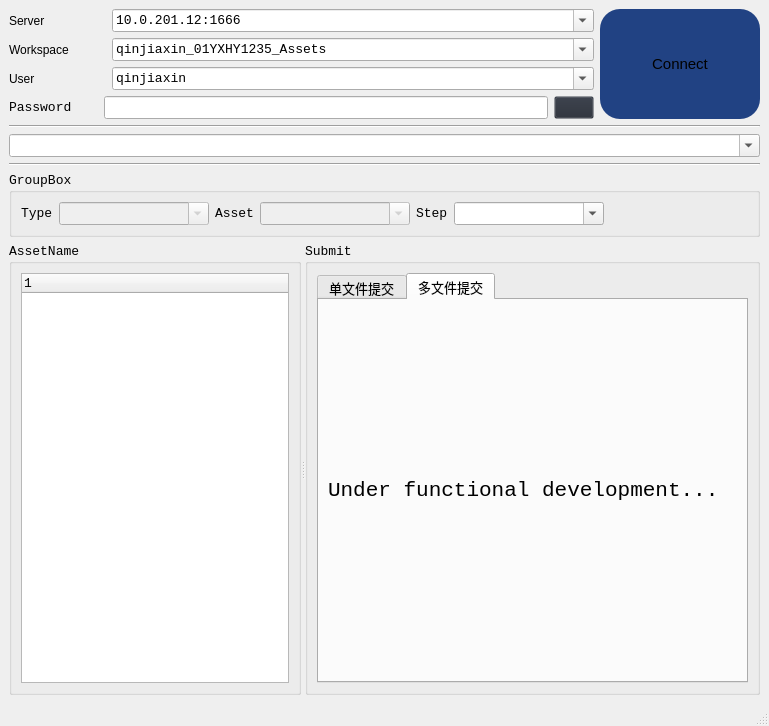
This is AssetBrowser/main.ui in 785415581/P4V_Submit as Qt 5 draws it before an edit. The edited form follows.
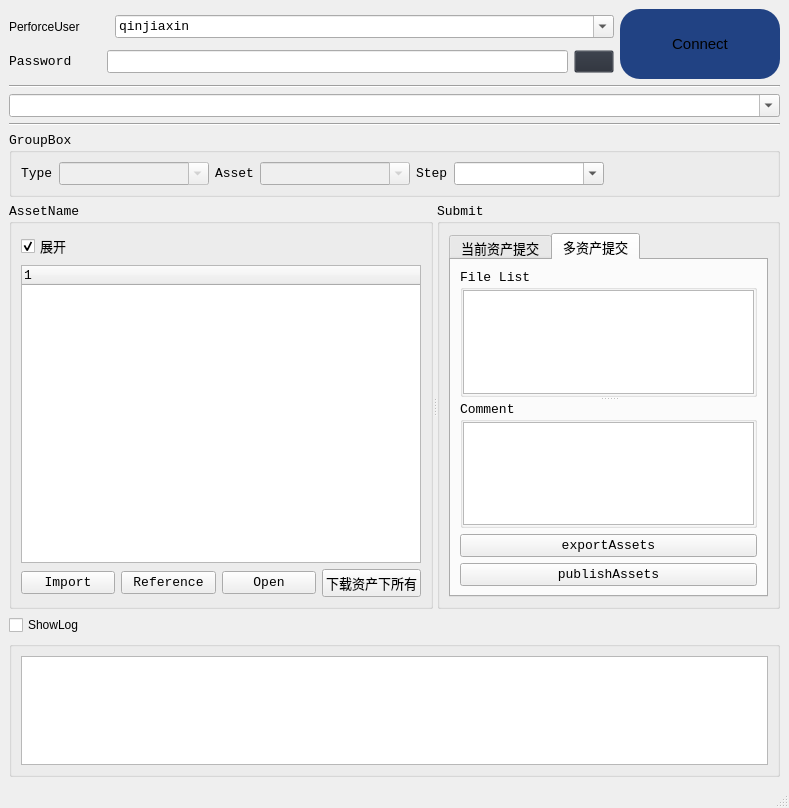
This is the edited form. The open tabs and pages were chosen to show the change. Icons and pictures are not drawn.

Commit message: update: update import function.

Patch:
```diff
--- a/AssetBrowser/main.ui
+++ b/AssetBrowser/main.ui
@@ -6,8 +6,8 @@
    <rect>
     <x>0</x>
     <y>0</y>
-    <width>769</width>
-    <height>726</height>
+    <width>789</width>
+    <height>808</height>
    </rect>
   </property>
   <property name="windowTitle">
@@ -17,79 +17,11 @@
    <property name="styleSheet">
     <string notr="true"/>
    </property>
-   <layout class="QVBoxLayout" name="verticalLayout_7" stretch="0,0,0,0,0,5">
+   <layout class="QVBoxLayout" name="verticalLayout_11" stretch="0,0,0,0,0,5,2">
     <item>
-     <layout class="QHBoxLayout" name="horizontalLayout_7">
+     <layout class="QHBoxLayout" name="horizontalLayout">
       <item>
        <layout class="QVBoxLayout" name="verticalLayout_3">
-        <item>
-         <layout class="QHBoxLayout" name="horizontalLayout" stretch="1,5">
-          <item>
-           <widget class="QLabel" name="label">
-            <property name="font">
-             <font>
-              <family>Microsoft JhengHei UI</family>
-             </font>
-            </property>
-            <property name="text">
-             <string>Server</string>
-            </property>
-           </widget>
-          </item>
-          <item>
-           <widget class="QComboBox" name="serverLn">
-            <property name="font">
-             <font>
-              <family>Consolas</family>
-              <pointsize>10</pointsize>
-             </font>
-            </property>
-            <property name="editable">
-             <bool>true</bool>
-            </property>
-            <item>
-             <property name="text">
-              <string>10.0.201.12:1666</string>
-             </property>
-            </item>
-           </widget>
-          </item>
-         </layout>
-        </item>
-        <item>
-         <layout class="QHBoxLayout" name="horizontalLayout_2" stretch="1,5">
-          <item>
-           <widget class="QLabel" name="label_2">
-            <property name="font">
-             <font>
-              <family>Microsoft JhengHei UI</family>
-             </font>
-            </property>
-            <property name="text">
-             <string>Workspace</string>
-            </property>
-           </widget>
-          </item>
-          <item>
-           <widget class="QComboBox" name="workLn">
-            <property name="font">
-             <font>
-              <family>Consolas</family>
-              <pointsize>10</pointsize>
-             </font>
-            </property>
-            <property name="editable">
-             <bool>true</bool>
-            </property>
-            <item>
-             <property name="text">
-              <string>qinjiaxin_01YXHY1235_Assets</string>
-             </property>
-            </item>
-           </widget>
-          </item>
-         </layout>
-        </item>
         <item>
          <layout class="QHBoxLayout" name="horizontalLayout_3" stretch="1,5">
           <item>
@@ -100,7 +32,7 @@
              </font>
             </property>
             <property name="text">
-             <string>User</string>
+             <string>PerforceUser</string>
             </property>
            </widget>
           </item>
@@ -201,7 +133,7 @@
         <property name="minimumSize">
          <size>
           <width>160</width>
-          <height>110</height>
+          <height>70</height>
          </size>
         </property>
         <property name="cursor">
@@ -394,18 +326,6 @@
     </item>
     <item>
      <widget class="QSplitter" name="splitter">
-      <property name="sizePolicy">
-       <sizepolicy hsizetype="Expanding" vsizetype="Preferred">
-        <horstretch>3</horstretch>
-        <verstretch>0</verstretch>
-       </sizepolicy>
-      </property>
-      <property name="minimumSize">
-       <size>
-        <width>100</width>
-        <height>0</height>
-       </size>
-      </property>
       <property name="orientation">
        <enum>Qt::Horizontal</enum>
       </property>
@@ -422,7 +342,17 @@
        <property name="title">
         <string>AssetName</string>
        </property>
-       <layout class="QVBoxLayout" name="verticalLayout">
+       <layout class="QVBoxLayout" name="verticalLayout_10">
+        <item>
+         <widget class="QCheckBox" name="extend">
+          <property name="text">
+           <string>展开</string>
+          </property>
+          <property name="checked">
+           <bool>true</bool>
+          </property>
+         </widget>
+        </item>
         <item>
          <widget class="QTreeWidget" name="workTree">
           <property name="styleSheet">
@@ -441,13 +371,40 @@
           <property name="selectionMode">
            <enum>QAbstractItemView::ExtendedSelection</enum>
           </property>
-          <column>
-           <property name="text">
-            <string notr="true">1</string>
-           </property>
-          </column>
          </widget>
         </item>
+        <item>
+         <layout class="QHBoxLayout" name="horizontalLayout_2">
+          <item>
+           <widget class="QPushButton" name="import_select_button">
+            <property name="text">
+             <string>Import</string>
+            </property>
+           </widget>
+          </item>
+          <item>
+           <widget class="QPushButton" name="reference_select_button">
+            <property name="text">
+             <string>Reference</string>
+            </property>
+           </widget>
+          </item>
+          <item>
+           <widget class="QPushButton" name="open_select_button">
+            <property name="text">
+             <string>Open</string>
+            </property>
+           </widget>
+          </item>
+          <item>
+           <widget class="QPushButton" name="down_asset_button">
+            <property name="text">
+             <string>下载资产下所有</string>
+            </property>
+           </widget>
+          </item>
+         </layout>
+        </item>
        </layout>
       </widget>
       <widget class="QGroupBox" name="groupBox_2">
@@ -471,7 +428,7 @@
           </property>
           <widget class="QWidget" name="tab">
            <attribute name="title">
-            <string>单文件提交</string>
+            <string>当前资产提交</string>
            </attribute>
            <layout class="QVBoxLayout" name="verticalLayout_5">
             <item>
@@ -539,20 +496,78 @@
           </widget>
           <widget class="QWidget" name="tab_2">
            <attribute name="title">
-            <string>多文件提交</string>
+            <string>多资产提交</string>
            </attribute>
            <layout class="QGridLayout" name="gridLayout">
+            <item row="1" column="0">
+             <widget class="QPushButton" name="exportBtn_assets">
+              <property name="cursor">
+               <cursorShape>PointingHandCursor</cursorShape>
+              </property>
+              <property name="text">
+               <string>exportAssets</string>
+              </property>
+             </widget>
+            </item>
+            <item row="2" column="0">
+             <widget class="QPushButton" name="publishBtn_assets">
+              <property name="cursor">
+               <cursorShape>PointingHandCursor</cursorShape>
+              </property>
+              <property name="text">
+               <string>publishAssets</string>
+              </property>
+             </widget>
+            </item>
             <item row="0" column="0">
-             <widget class="QLabel" name="label_8">
-              <property name="font">
-               <font>
-                <family>Consolas</family>
-                <pointsize>16</pointsize>
-               </font>
+             <widget class="QSplitter" name="splitter_3">
+              <property name="orientation">
+               <enum>Qt::Vertical</enum>
               </property>
-              <property name="text">
-               <string>Under functional development...</string>
-              </property>
+              <widget class="QGroupBox" name="file_list_grp">
+               <property name="title">
+                <string>File List</string>
+               </property>
+               <layout class="QVBoxLayout" name="verticalLayout_7">
+                <property name="leftMargin">
+                 <number>0</number>
+                </property>
+                <property name="topMargin">
+                 <number>0</number>
+                </property>
+                <property name="rightMargin">
+                 <number>0</number>
+                </property>
+                <property name="bottomMargin">
+                 <number>0</number>
+                </property>
+                <item>
+                 <widget class="QListWidget" name="assets_file_list"/>
+                </item>
+               </layout>
+              </widget>
+              <widget class="QGroupBox" name="comment_grp">
+               <property name="title">
+                <string>Comment</string>
+               </property>
+               <layout class="QVBoxLayout" name="verticalLayout_8">
+                <property name="leftMargin">
+                 <number>0</number>
+                </property>
+                <property name="topMargin">
+                 <number>0</number>
+                </property>
+                <property name="rightMargin">
+                 <number>0</number>
+                </property>
+                <property name="bottomMargin">
+                 <number>0</number>
+                </property>
+                <item>
+                 <widget class="QTextEdit" name="comment_line"/>
+                </item>
+               </layout>
+              </widget>
              </widget>
             </item>
            </layout>
@@ -563,6 +578,29 @@
       </widget>
      </widget>
     </item>
+    <item>
+     <layout class="QVBoxLayout" name="verticalLayout_9">
+      <item>
+       <widget class="QCheckBox" name="show_log_check">
+        <property name="text">
+         <string>ShowLog</string>
+        </property>
+       </widget>
+      </item>
+      <item>
+       <widget class="QGroupBox" name="groupBox_log">
+        <property name="title">
+         <string/>
+        </property>
+        <layout class="QVBoxLayout" name="verticalLayout">
+         <item>
+          <widget class="QPlainTextEdit" name="log_edit"/>
+         </item>
+        </layout>
+       </widget>
+      </item>
+     </layout>
+    </item>
    </layout>
   </widget>
   <widget class="QMenuBar" name="menubar">
```
Left out of the diff: 15 changed lines with no effect on the pictures. The commit also changes 22 other files.
